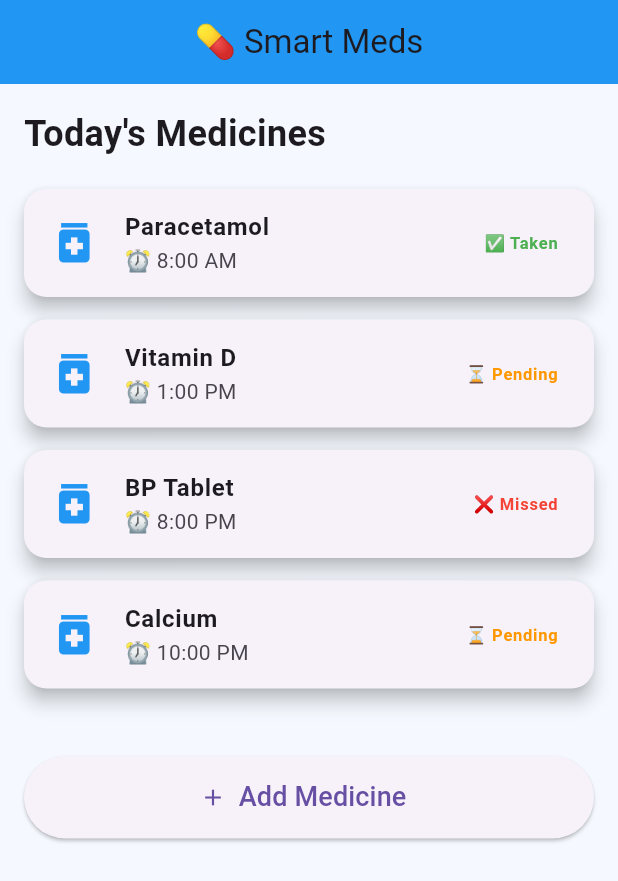
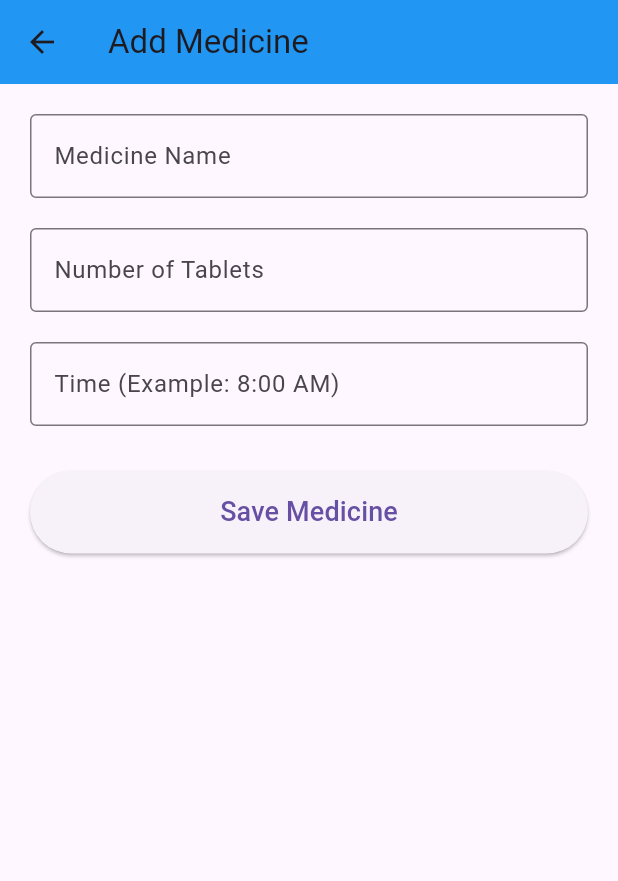
Before and after one commit to VAIBHAVSNAIR/SMART-_MEDS, a Flutter app: the screen it shows after launch, after a tap on "Add Medicine", on a phone screen of 412 x 824 dp. Shown: the top 881 px of the screen. Run offline on Flutter 3.47's test engine with Material 3 defaults, Android fonts, the phone set to English and light mode, and no system bars.

Commit message:
Added Add Medicine screen

```diff
--- a/lib/main.dart
+++ b/lib/main.dart
@@ -1,4 +1,5 @@
 import 'package:flutter/material.dart';
+import 'package:intl/intl.dart';
 
 void main() {
   runApp(const SmartMedsApp());
@@ -20,9 +21,14 @@ class SmartMedsApp extends StatelessWidget {
   }
 }
 
-class HomeScreen extends StatelessWidget {
+class HomeScreen extends StatefulWidget {
   const HomeScreen({super.key});
 
+  @override
+  State<HomeScreen> createState() => _HomeScreenState();
+}
+
+class _HomeScreenState extends State<HomeScreen> {
   @override
   Widget build(BuildContext context) {
     return Scaffold(
@@ -55,7 +61,14 @@ class HomeScreen extends StatelessWidget {
             SizedBox(
               height: 55,
               child: ElevatedButton.icon(
-                onPressed: () {},
+                onPressed: () {
+  Navigator.push(
+    context,
+    MaterialPageRoute(
+      builder: (context) => const AddMedicineScreen(),
+    ),
+  );
+},
                 icon: const Icon(Icons.add),
                 label: const Text(
                   "Add Medicine",
@@ -94,4 +107,60 @@ class HomeScreen extends StatelessWidget {
       ),
     );
   }
+    }
+class AddMedicineScreen extends StatelessWidget {
+  const AddMedicineScreen({super.key});
+
+  @override
+  Widget build(BuildContext context) {
+    return Scaffold(
+      appBar: AppBar(
+        title: const Text("Add Medicine"),
+        backgroundColor: Colors.blue,
+      ),
+      body: Padding(
+        padding: const EdgeInsets.all(20),
+        child: Column(
+          children: [
+            TextField(
+              decoration: const InputDecoration(
+                labelText: "Medicine Name",
+                border: OutlineInputBorder(),
+              ),
+            ),
+            const SizedBox(height: 20),
+
+            TextField(
+              keyboardType: TextInputType.number,
+              decoration: const InputDecoration(
+                labelText: "Number of Tablets",
+                border: OutlineInputBorder(),
+              ),
+            ),
+            const SizedBox(height: 20),
+
+            TextField(
+              decoration: const InputDecoration(
+                labelText: "Time (Example: 8:00 AM)",
+                border: OutlineInputBorder(),
+              ),
+            ),
+            const SizedBox(height: 30),
+
+            SizedBox(
+              width: double.infinity,
+              height: 55,
+              child: ElevatedButton(
+                onPressed: () {},
+                child: const Text(
+                  "Save Medicine",
+                  style: TextStyle(fontSize: 18),
+                ),
+              ),
+            ),
+          ],
+        ),
+      ),
+    );
+  }
 }
```
